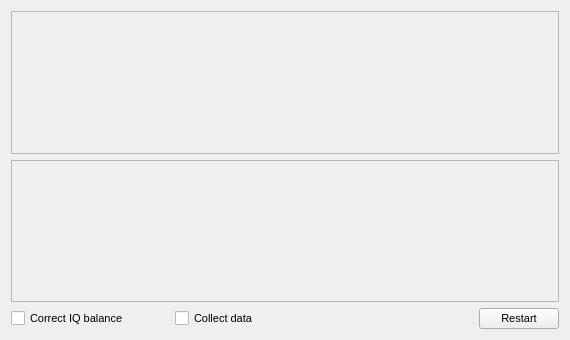
n4ogw/so2sdr, file so2sdr/iqbalance.ui: the form before one commit.
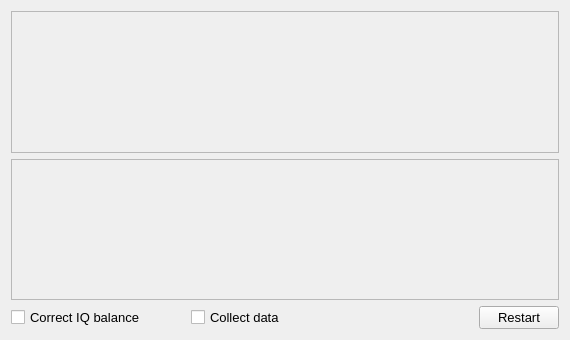
The form after the commit.

Patch:
```diff
--- a/so2sdr/iqbalance.ui
+++ b/so2sdr/iqbalance.ui
@@ -203,7 +203,7 @@
         <widget class="QCheckBox" name="balanceCheckBox">
          <property name="font">
           <font>
-           <pointsize>8</pointsize>
+           <pointsize>10</pointsize>
           </font>
          </property>
          <property name="toolTip">
@@ -234,7 +234,7 @@
         <widget class="QCheckBox" name="dataCheckBox">
          <property name="font">
           <font>
-           <pointsize>8</pointsize>
+           <pointsize>10</pointsize>
           </font>
          </property>
          <property name="toolTip">
@@ -265,7 +265,7 @@
         <widget class="QPushButton" name="pushButtonRestart">
          <property name="font">
           <font>
-           <pointsize>8</pointsize>
+           <pointsize>10</pointsize>
           </font>
          </property>
          <property name="toolTip">
```
